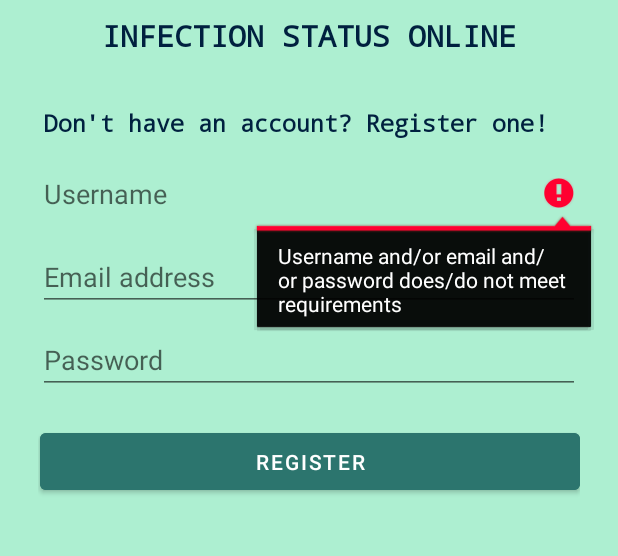
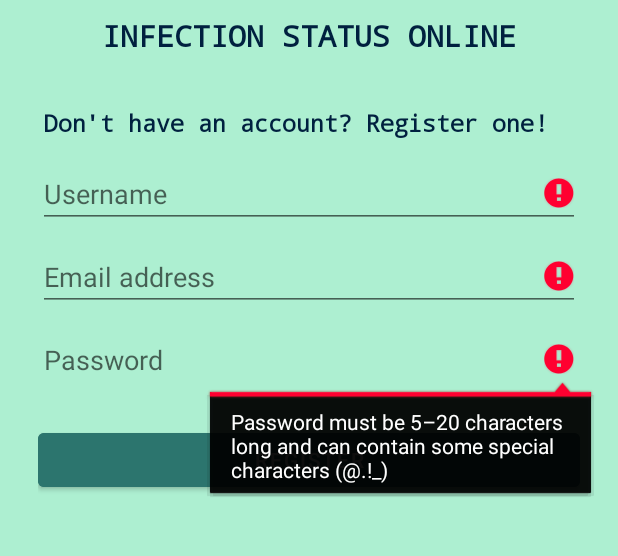
Before and after one commit to RaimondaRA/MargaritaDrink, an Android app: the RegisterActivity screen opened directly, with no data from a screen before it, after a tap on "REGISTER", on a phone screen of 412 x 824 dp, the part 422-978 px from its top. Run offline under Robolectric (Android 15) with nearby library versions, the phone set to English and light mode, and no system bars.

Commit message:
Pridėtos Toast žinutės RegisterActivity lange

```diff
--- a/app/src/main/java/com/example/corona_2021/LoginActivity.java
+++ b/app/src/main/java/com/example/corona_2021/LoginActivity.java
@@ -31,6 +31,7 @@ public class LoginActivity extends AppCompatActivity { //Klases pradzia
 
                 username.setError(null); //0 yra verte, skaicius. Null yra nieko, tuscia. setError - issivalome username klaidu zurnala. Pries validacija - klaidu nera.
                 password.setError(null);
+
                 if (Validation.isUsernameValid(usernameStr) && Validation.isPasswordValid(passwordStr)) { //if prasideda salyga. if grazina true arba false. {} nusako ir salygos if pradzia ir pabaiga, ne tik funkcijos ir klases. Kreipinyje i f-ja nenurodome tipo, nes jis aprasytas 29 eiluteje: usernameStr.
                     Intent goToSearchActivity = new Intent(LoginActivity.this, SearchActivity.class); //is kur {pirmas parametras .this}, i kur {antras parametras .class}
                     startActivity(goToSearchActivity); //Jei bus validus duomenys, pereisime is vieno lango i kita.
--- a/app/src/main/java/com/example/corona_2021/RegisterActivity.java
+++ b/app/src/main/java/com/example/corona_2021/RegisterActivity.java
@@ -36,13 +36,29 @@ public class RegisterActivity extends AppCompatActivity {
 
                 if (Validation.isUsernameValid(usernameStr) && Validation.isEmailValid(emailStr) && Validation.isPasswordValid(passwordStr)) { //Jei username ir password ir email validus - pereiname i kita langa
                     Toast.makeText(RegisterActivity.this, "Username: " + usernameStr +
-                            "\n" + "Email: " + emailStr + "\n" + "Password: " + passwordStr, Toast.LENGTH_SHORT).show();
+                            "\n" + "Email: " + emailStr + "\n" + "Password: " + passwordStr, Toast.LENGTH_LONG).show();
 
                     Intent goToLoginActivity = new Intent(RegisterActivity.this, LoginActivity.class); //Is kur, i kur
                     startActivity(goToLoginActivity); //Jei bus validus duomenys, atsidarys login langas, pereisime is vieno lango i kita.
+
+                    //else { //visais kitais atvejais, todel nereikia skliausteliu. Tai tas pats if, tik nusako priesingu atveju
+                    //username.setError(getResources().getString(R.string.register_invalid_credentials)); //jei nevalidus, ismesime i ekrana klaida
+                    //username.requestFocus();}
+
                 } else { //visais kitais atvejais, todel nereikia skliausteliu. Tai tas pats if, tik nusako priesingu atveju
-                    username.setError(getResources().getString(R.string.register_invalid_credentials)); //jei nevalidus, ismesime i ekrana klaida
-                    username.requestFocus();
+                    if (!Validation.isUsernameValid(usernameStr)) {
+                        username.setError(getResources().getString(R.string.register_invalid_username)); //jei nevalidus, ismesime i ekrana klaida
+                        username.requestFocus();
+                        Toast.makeText(RegisterActivity.this, "Username must be 3-20 characters long and can contain only letters (a-z, A-Z) and numbers (0-9)", Toast.LENGTH_SHORT).show();
+                    }
+                    if (!Validation.isEmailValid(emailStr)) {
+                        email.setError(getResources().getString(R.string.register_invalid_email)); //jei nevalidus, ismesime i ekrana klaida
+                        email.requestFocus();
+                    }
+                    if (!Validation.isPasswordValid(passwordStr)) {
+                        password.setError(getResources().getString(R.string.register_invalid_password)); //jei nevalidus, ismesime i ekrana klaida
+                        password.requestFocus();
+                    }
                 }
 
             } //onClick funkcijos pabaiga
--- a/app/src/main/res/layout/activity_register.xml
+++ b/app/src/main/res/layout/activity_register.xml
@@ -9,8 +9,8 @@
     <ImageView
         android:layout_width="match_parent"
         android:layout_height="200dp"
-        android:src="@drawable/logo"
-        android:padding="10dp"/>
+        android:padding="10dp"
+        android:src="@drawable/logo" />
 
     <Space
         android:layout_width="match_parent"
@@ -78,18 +78,11 @@
         android:layout_width="match_parent"
         android:layout_height="20dp" />
 
-    <LinearLayout
+    <Button
+        android:id="@+id/register"
         android:layout_width="match_parent"
-        android:layout_height="wrap_content">
-
-           <Button
-            android:id="@+id/register"
-            android:layout_width="match_parent"
-            android:layout_height="50dp"
-            android:layout_marginLeft="1dp"
-            android:layout_weight="1"
-            android:backgroundTint="@color/colorGrey"
-            android:text="@string/register_register" />
-</LinearLayout>
+        android:layout_height="wrap_content"
+        android:backgroundTint="@color/colorGrey"
+        android:text="@string/register_register" />
 
 </LinearLayout>
--- a/app/src/main/res/values/strings.xml
+++ b/app/src/main/res/values/strings.xml
@@ -15,6 +15,9 @@
     <string name="register_password">Password</string>
     <string name="register_email">Email address</string>
     <string name="register_register">Register</string>
-    <string name="register_invalid_credentials">Username and/or email and/or password does/do not meet requirements</string>
+<!--<string name="register_invalid_credentials">Username and/or email and/or password does/do not meet requirements</string>-->
+    <string name="register_invalid_username">Username must be 3-20 characters long and can contain any uppercase/lowercase letters (a-z, A-Z) and numbers (0-9)</string>
+    <string name="register_invalid_email">Email must be 10-50 characters long and can contain some special characters (@.-_)</string>
+    <string name="register_invalid_password">Password must be 5–20 characters long and can contain some special characters (@.!_)</string>
 
 </resources>
```
Also changed, not shown: app/src/main/java/com/example/corona_2021/Validation.java (+4 -4 lines).
